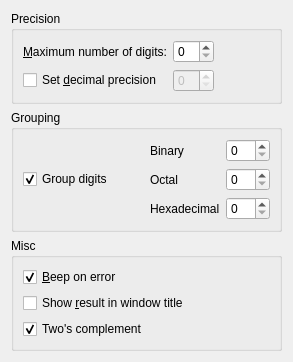
The window that general.ui (KDE/kcalc) describes before a commit, drawn with Qt 5.
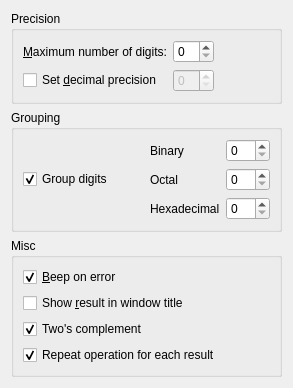
The same window after the commit.

Commit message:
Repeat last action when pressing "=" or Enter
This patch allows to press the equal sign again in order to repeat
the last action again.

For example "5+10" yields "15" on Enter and if you press Enter or
equal sign again it repeats the "+ 10" by showing you "25" now.

This behavior is disabled by default and can be turned on in
KCalc's settings panel under "Misc".

FEATURE: 108473

The edit to the form file:
```diff
--- a/general.ui
+++ b/general.ui
@@ -193,6 +193,16 @@
           </property>
          </widget>
         </item>
+        <item>
+         <widget class="QCheckBox" name="kcfg_RepeatLastOperation">
+          <property name="text">
+           <string>Repeat operation for each result</string>
+          </property>
+          <property name="checked">
+           <bool>true</bool>
+          </property>
+         </widget>
+        </item>
        </layout>
       </item>
      </layout>
```
The commit also changes 3 other files.
